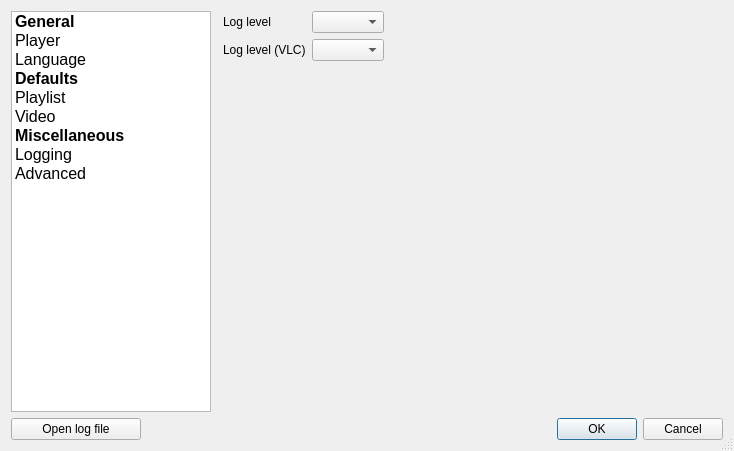
Old version of the form resources/ui/settings_dialog.ui in the repository vzhd1701/gridplayer.
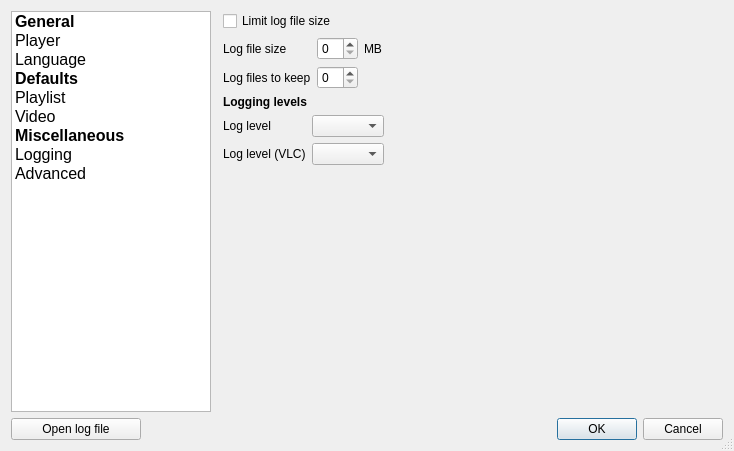
New version of the form. The open tabs and pages were chosen to show the change. Custom widgets are drawn as their Qt base class.

Commit message: feat: add option to limit log file size

Patch:
```diff
--- a/resources/ui/settings_dialog.ui
+++ b/resources/ui/settings_dialog.ui
@@ -610,6 +610,64 @@
          <property name="bottomMargin">
           <number>0</number>
          </property>
+         <item>
+          <widget class="QCheckBox" name="logLimit">
+           <property name="text">
+            <string>Limit log file size</string>
+           </property>
+          </widget>
+         </item>
+         <item>
+          <layout class="QFormLayout" name="formLayout_6">
+           <property name="fieldGrowthPolicy">
+            <enum>QFormLayout::FieldsStayAtSizeHint</enum>
+           </property>
+           <item row="0" column="0">
+            <widget class="QLabel" name="logLimitSizeLabel">
+             <property name="text">
+              <string>Log file size</string>
+             </property>
+            </widget>
+           </item>
+           <item row="0" column="1">
+            <layout class="QHBoxLayout" name="horizontalLayout_3">
+             <item>
+              <widget class="QSpinBox" name="logLimitSize"/>
+             </item>
+             <item>
+              <widget class="QLabel" name="label_5">
+               <property name="text">
+                <string>MB</string>
+               </property>
+              </widget>
+             </item>
+            </layout>
+           </item>
+           <item row="1" column="0">
+            <widget class="QLabel" name="logLimitBackupsLabel">
+             <property name="text">
+              <string>Log files to keep</string>
+             </property>
+            </widget>
+           </item>
+           <item row="1" column="1">
+            <widget class="QSpinBox" name="logLimitBackups"/>
+           </item>
+          </layout>
+         </item>
+         <item>
+          <widget class="QLabel" name="label_6">
+           <property name="font">
+            <font>
+             <weight>75</weight>
+             <bold>true</bold>
+            </font>
+           </property>
+           <property name="text">
+            <string>Logging levels</string>
+           </property>
+          </widget>
+         </item>
          <item>
           <layout class="QFormLayout" name="formLayout_5">
            <property name="fieldGrowthPolicy">
```
Left out of the diff: 2 changed lines with no effect on the pictures. The commit also changes 6 other files.
